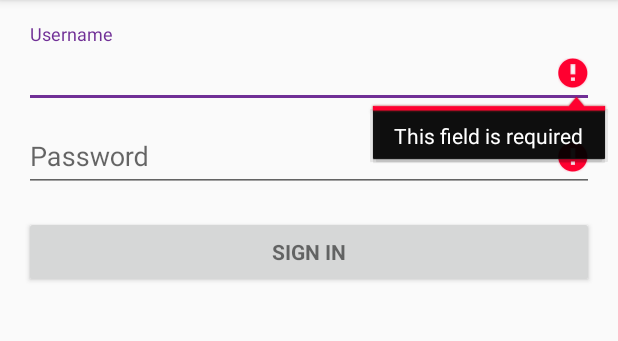
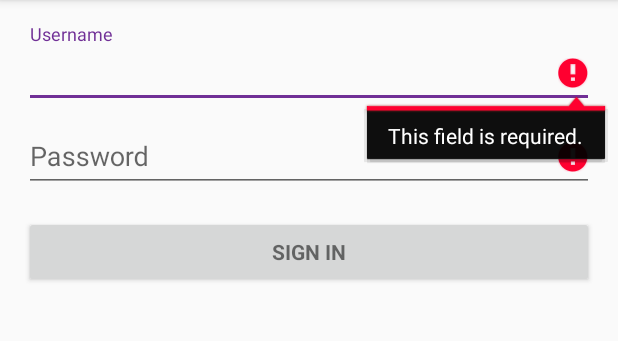
Before and after one commit to huw/clarity, an Android app: the screen it shows after launch (LoginActivity), after a tap on "SIGN IN", on a phone screen of 412 x 824 dp, the part 84-425 px from its top. Run offline under Robolectric (Android 15) with nearby library versions, the phone set to English and light mode, and no system bars; libraries missing offline, so code that uses them is left out: org.apache.commons, org.apache.jackrabbit.

```diff
--- a/app/src/main/java/nu/huw/clarity/LoginActivity.java
+++ b/app/src/main/java/nu/huw/clarity/LoginActivity.java
@@ -31,6 +31,7 @@ import org.apache.jackrabbit.webdav.version.DeltaVConstants;
 import java.io.IOException;
 import java.net.URI;
 import java.net.URISyntaxException;
+import java.net.UnknownHostException;
 
 public class LoginActivity extends AppCompatActivity implements LoaderCallbacks<Cursor> {
 
@@ -136,7 +137,7 @@ public class LoginActivity extends AppCompatActivity implements LoaderCallbacks<
     }
 
     private boolean isUsernameValid(String username) {
-        return username.length() >= 2;
+        return username.length() >= 2 && !username.contains(" ");
     }
 
     private boolean isPasswordValid(String password) {
@@ -200,7 +201,7 @@ public class LoginActivity extends AppCompatActivity implements LoaderCallbacks<
             mPassword = password;
         }
 
-        private Exception mLoginError;
+        private String mLoginError = getString(R.string.error_incorrect_password);
 
         @Override
         protected Boolean doInBackground(Void... params) {
@@ -257,13 +258,23 @@ public class LoginActivity extends AppCompatActivity implements LoaderCallbacks<
 
                     client.executeMethod(testLoginMethod);
                     testLoginMethod.releaseConnection();
+
                     return testLoginMethod.succeeded();
+
+                } else if (findServerMethod.getStatusText().equals("No such user")) {
+                    mLoginError = getString(R.string.error_not_registered);
+                    Log.e(TAG, "User not registered");
+                } else {
+                    mLoginError = getString(R.string.error_server_fault);
+                    Log.e(TAG, "Unexpected status " + findServerMethod.getStatusCode() + ": "
+                            + findServerMethod.getStatusText());
                 }
+            } catch (UnknownHostException e) {
+                mLoginError = getString(R.string.error_no_connection);
+                Log.e(TAG, "No connection for login.");
             } catch (IOException e) {
-                mLoginError = e;
                 Log.e(TAG, "Problem creating/sending request.");
             } catch (URISyntaxException e) {
-                mLoginError = e;
                 Log.e(TAG, "Omni Sync Server returned invalid redirection URI.");
             }
 
@@ -278,16 +289,7 @@ public class LoginActivity extends AppCompatActivity implements LoaderCallbacks<
             if (success) {
                 finish();
             } else {
-
-                String errorString;
-
-                if (mLoginError == null) {
-                    errorString = getString(R.string.error_incorrect_password);
-                } else {
-                    errorString = mLoginError.getCause().toString();
-                }
-
-                mPasswordView.setError(errorString);
+                mPasswordView.setError(mLoginError);
                 mPasswordView.requestFocus();
             }
         }
--- a/app/src/main/res/values/strings.xml
+++ b/app/src/main/res/values/strings.xml
@@ -6,9 +6,11 @@
     <string name="prompt_username">Username</string>
     <string name="prompt_password">Password</string>
     <string name="action_sign_in">Sign in</string>
-    <string name="error_invalid_username">Usernames are at least 2 characters</string>
-    <string name="error_incorrect_username">This account isn\'t on the Omni Sync Server</string>
-    <string name="error_invalid_password">Passwords are at least 6 characters</string>
-    <string name="error_incorrect_password">This password is incorrect</string>
-    <string name="error_field_required">This field is required</string>
+    <string name="error_invalid_password">Use at least 6 characters.</string>
+    <string name="error_invalid_username">Use at least 2 characters and no spaces.</string>
+    <string name="error_incorrect_password">This password is incorrect.</string>
+    <string name="error_field_required">This field is required.</string>
+    <string name="error_not_registered">This user isn\'t registered.</string>
+    <string name="error_no_connection">You need a connection to sync.omnigroup.com to continue.</string>
+    <string name="error_server_fault">There\'s a problem with the server.</string>
 </resources>
```
